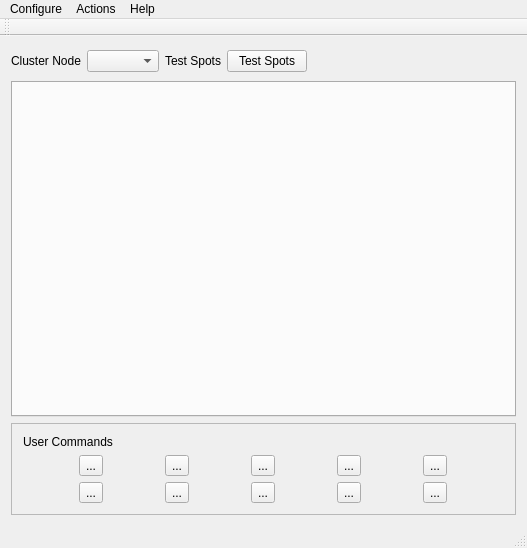
This is mqt/MqtCluster/clustermainwindow.ui in Rsclub22/Minos2-Mirror as Qt 5 draws it before an edit. The edited form follows.
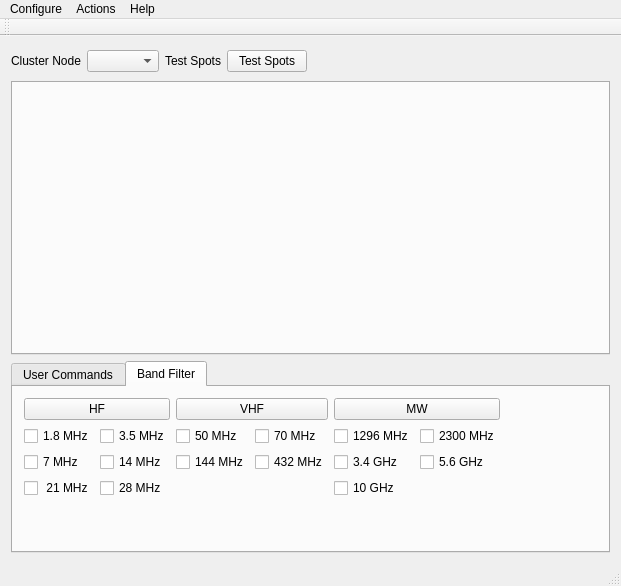
This is the edited form. Custom widgets are drawn as their Qt base class.

Commit message: initial changes to support HF bands in clusterclientframe

```diff
--- a/mqt/MqtCluster/clustermainwindow.ui
+++ b/mqt/MqtCluster/clustermainwindow.ui
@@ -6,15 +6,15 @@
    <rect>
     <x>0</x>
     <y>0</y>
-    <width>527</width>
-    <height>548</height>
+    <width>621</width>
+    <height>586</height>
    </rect>
   </property>
   <property name="windowTitle">
    <string>Minos Cluster Client</string>
   </property>
   <widget class="QWidget" name="centralWidget">
-   <layout class="QVBoxLayout" name="verticalLayout_2">
+   <layout class="QVBoxLayout" name="verticalLayout_7">
     <item>
      <layout class="QHBoxLayout" name="horizontalLayout_4">
       <item>
@@ -64,6 +64,25 @@
      </widget>
     </item>
     <item>
+     <widget class="QTabWidget" name="tabWidget">
+      <property name="sizePolicy">
+       <sizepolicy hsizetype="Expanding" vsizetype="Fixed">
+        <horstretch>0</horstretch>
+        <verstretch>0</verstretch>
+       </sizepolicy>
+      </property>
+      <property name="autoFillBackground">
+       <bool>false</bool>
+      </property>
+      <property name="currentIndex">
+       <number>1</number>
+      </property>
+      <widget class="QWidget" name="userCommands">
+       <attribute name="title">
+        <string>User Commands</string>
+       </attribute>
+       <layout class="QHBoxLayout" name="horizontalLayout_11">
+        <item>
      <widget class="QFrame" name="userCmdButFrame">
       <property name="frameShape">
        <enum>QFrame::StyledPanel</enum>
@@ -72,13 +91,6 @@
        <enum>QFrame::Plain</enum>
       </property>
       <layout class="QVBoxLayout" name="verticalLayout">
-       <item>
-        <widget class="QLabel" name="label_2">
-         <property name="text">
-          <string>User Commands</string>
-         </property>
-        </widget>
-       </item>
        <item>
         <layout class="QGridLayout" name="gridLayout">
          <item row="0" column="0">
@@ -158,12 +170,266 @@
     </item>
    </layout>
   </widget>
+      <widget class="QWidget" name="bandFilter">
+       <attribute name="title">
+        <string>Band Filter</string>
+       </attribute>
+       <layout class="QVBoxLayout" name="verticalLayout_6">
+        <item>
+         <layout class="QHBoxLayout" name="horizontalLayout_10">
+          <item>
+           <layout class="QVBoxLayout" name="verticalLayout_2">
+            <item>
+             <widget class="QPushButton" name="pushButton">
+              <property name="text">
+               <string>HF</string>
+              </property>
+             </widget>
+            </item>
+            <item>
+             <layout class="QHBoxLayout" name="horizontalLayout">
+              <item>
+               <widget class="QCheckBox" name="_1_8MHzCheckBox">
+                <property name="text">
+                 <string>1.8 MHz</string>
+                </property>
+               </widget>
+              </item>
+              <item>
+               <widget class="QCheckBox" name="_3_5MHzCheckBox">
+                <property name="text">
+                 <string>3.5 MHz</string>
+                </property>
+               </widget>
+              </item>
+             </layout>
+            </item>
+            <item>
+             <layout class="QHBoxLayout" name="horizontalLayout_2">
+              <item>
+               <widget class="QCheckBox" name="_7MHzCheckBox">
+                <property name="text">
+                 <string>7 MHz</string>
+                </property>
+               </widget>
+              </item>
+              <item>
+               <widget class="QCheckBox" name="_14MHzCheckBox">
+                <property name="text">
+                 <string>14 MHz</string>
+                </property>
+               </widget>
+              </item>
+             </layout>
+            </item>
+            <item>
+             <layout class="QHBoxLayout" name="horizontalLayout_3">
+              <item>
+               <widget class="QCheckBox" name="_21MHzCheckBox">
+                <property name="text">
+                 <string> 21 MHz</string>
+                </property>
+               </widget>
+              </item>
+              <item>
+               <widget class="QCheckBox" name="_28MHzCheckBox">
+                <property name="text">
+                 <string>28 MHz</string>
+                </property>
+               </widget>
+              </item>
+             </layout>
+            </item>
+            <item>
+             <spacer name="verticalSpacer_2">
+              <property name="orientation">
+               <enum>Qt::Vertical</enum>
+              </property>
+              <property name="sizeHint" stdset="0">
+               <size>
+                <width>20</width>
+                <height>40</height>
+               </size>
+              </property>
+             </spacer>
+            </item>
+           </layout>
+          </item>
+          <item>
+           <layout class="QVBoxLayout" name="verticalLayout_5">
+            <item>
+             <widget class="QPushButton" name="pushButton_2">
+              <property name="text">
+               <string>VHF</string>
+              </property>
+             </widget>
+            </item>
+            <item>
+             <layout class="QVBoxLayout" name="verticalLayout_4">
+              <item>
+               <layout class="QHBoxLayout" name="horizontalLayout_8">
+                <item>
+                 <widget class="QCheckBox" name="_50MHzCheckBox">
+                  <property name="text">
+                   <string>50 MHz</string>
+                  </property>
+                 </widget>
+                </item>
+                <item>
+                 <widget class="QCheckBox" name="_70MHzCheckBox">
+                  <property name="text">
+                   <string>70 MHz</string>
+                  </property>
+                 </widget>
+                </item>
+               </layout>
+              </item>
+              <item>
+               <layout class="QHBoxLayout" name="horizontalLayout_9">
+                <item>
+                 <widget class="QCheckBox" name="_144MHzCheckBox">
+                  <property name="text">
+                   <string>144 MHz</string>
+                  </property>
+                 </widget>
+                </item>
+                <item>
+                 <widget class="QCheckBox" name="_432MHzCheckBox">
+                  <property name="text">
+                   <string>432 MHz</string>
+                  </property>
+                 </widget>
+                </item>
+               </layout>
+              </item>
+             </layout>
+            </item>
+            <item>
+             <spacer name="verticalSpacer">
+              <property name="orientation">
+               <enum>Qt::Vertical</enum>
+              </property>
+              <property name="sizeHint" stdset="0">
+               <size>
+                <width>20</width>
+                <height>40</height>
+               </size>
+              </property>
+             </spacer>
+            </item>
+           </layout>
+          </item>
+          <item>
+           <layout class="QVBoxLayout" name="verticalLayout_3">
+            <item>
+             <widget class="QPushButton" name="pushButton_3">
+              <property name="text">
+               <string>MW</string>
+              </property>
+             </widget>
+            </item>
+            <item>
+             <layout class="QHBoxLayout" name="horizontalLayout_5">
+              <item>
+               <widget class="QCheckBox" name="_1296MHzCheckBox">
+                <property name="text">
+                 <string>1296 MHz</string>
+                </property>
+               </widget>
+              </item>
+              <item>
+               <widget class="QCheckBox" name="_2300MHzCheckBox">
+                <property name="text">
+                 <string>2300 MHz</string>
+                </property>
+               </widget>
+              </item>
+             </layout>
+            </item>
+            <item>
+             <layout class="QHBoxLayout" name="horizontalLayout_6">
+              <item>
+               <widget class="QCheckBox" name="_3_4GHzCheckBox">
+                <property name="text">
+                 <string>3.4 GHz</string>
+                </property>
+               </widget>
+              </item>
+              <item>
+               <widget class="QCheckBox" name="_5_6GHzCheckBox">
+                <property name="text">
+                 <string>5.6 GHz</string>
+                </property>
+               </widget>
+              </item>
+             </layout>
+            </item>
+            <item>
+             <layout class="QHBoxLayout" name="horizontalLayout_7">
+              <item>
+               <widget class="QCheckBox" name="_10GHzCheckBox">
+                <property name="text">
+                 <string>10 GHz</string>
+                </property>
+               </widget>
+              </item>
+              <item>
+               <spacer name="horizontalSpacer_2">
+                <property name="orientation">
+                 <enum>Qt::Horizontal</enum>
+                </property>
+                <property name="sizeHint" stdset="0">
+                 <size>
+                  <width>40</width>
+                  <height>20</height>
+                 </size>
+                </property>
+               </spacer>
+              </item>
+             </layout>
+            </item>
+            <item>
+             <spacer name="verticalSpacer_3">
+              <property name="orientation">
+               <enum>Qt::Vertical</enum>
+              </property>
+              <property name="sizeHint" stdset="0">
+               <size>
+                <width>20</width>
+                <height>40</height>
+               </size>
+              </property>
+             </spacer>
+            </item>
+           </layout>
+          </item>
+          <item>
+           <spacer name="horizontalSpacer_3">
+            <property name="orientation">
+             <enum>Qt::Horizontal</enum>
+            </property>
+            <property name="sizeHint" stdset="0">
+             <size>
+              <width>40</width>
+              <height>20</height>
+             </size>
+            </property>
+           </spacer>
+          </item>
+         </layout>
+        </item>
+       </layout>
+      </widget>
+     </widget>
+    </item>
+   </layout>
+  </widget>
   <widget class="QMenuBar" name="menuBar">
    <property name="geometry">
     <rect>
      <x>0</x>
      <y>0</y>
-     <width>527</width>
+     <width>621</width>
      <height>21</height>
     </rect>
    </property>
```
Lines whose indentation alone changed are shown as unchanged. The commit also changes 7 other files.
